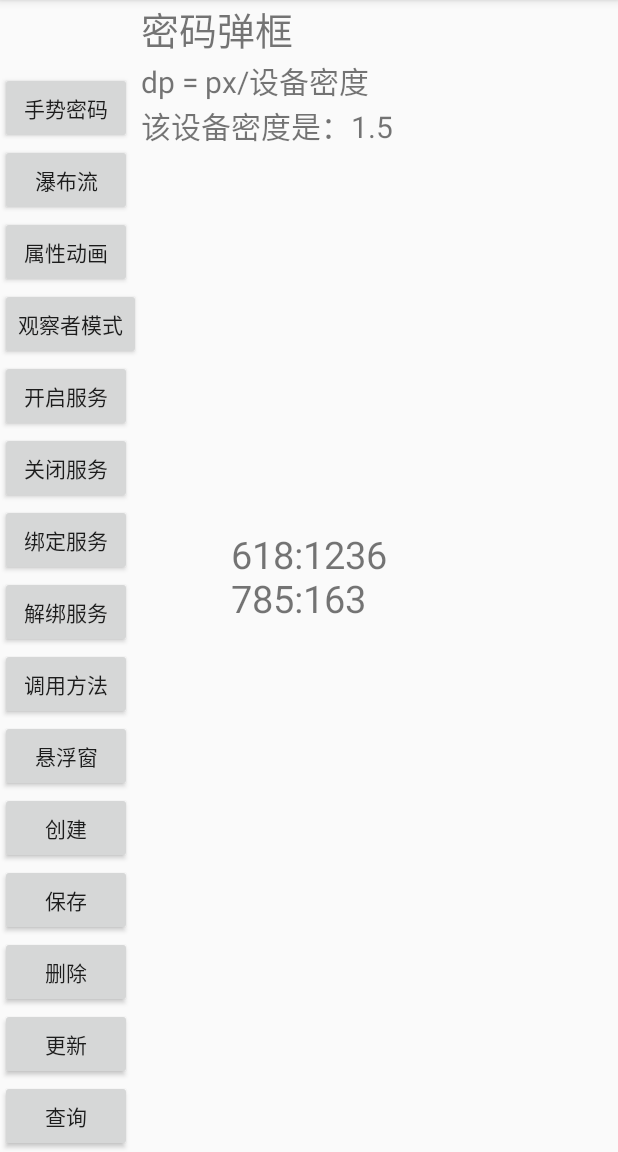
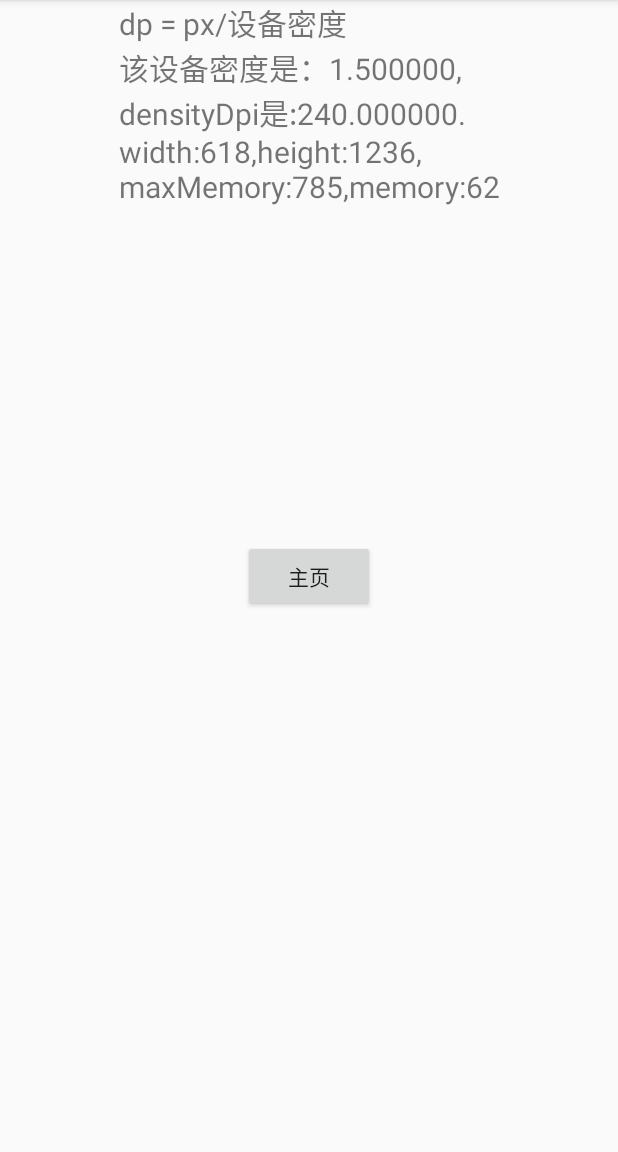
Before and after one commit to lgwguang/Test, an Android app: the screen it shows after launch (MainActivity before the commit, SpliashActivity after it), on a phone screen of 412 x 824 dp, the part 84-1236 px from its top. Run offline under Robolectric (Android 15) with nearby library versions, the phone set to English and light mode, and no system bars.

Commit message:
20180917

```diff
--- /dev/null
+++ b/app/src/main/java/com/example/a98611/test/BaseActivity.java
@@ -0,0 +1,19 @@
+package com.example.a98611.test;
+
+import android.content.Context;
+import android.os.Bundle;
+import android.support.annotation.Nullable;
+import android.support.v7.app.AppCompatActivity;
+import android.view.Window;
+
+public class BaseActivity extends AppCompatActivity {
+
+    protected Context mContext;
+
+    @Override
+    protected void onCreate(@Nullable Bundle savedInstanceState) {
+        super.onCreate(savedInstanceState);
+        requestWindowFeature(Window.FEATURE_NO_TITLE);
+        mContext = getApplicationContext();
+    }
+}
--- /dev/null
+++ b/app/src/main/java/com/example/a98611/test/SpliashActivity.java
@@ -0,0 +1,50 @@
+package com.example.a98611.test;
+
+import android.content.Context;
+import android.content.Intent;
+import android.os.Bundle;
+import android.util.DisplayMetrics;
+import android.view.Display;
+import android.view.View;
+import android.view.WindowManager;
+import android.widget.TextView;
+import android.widget.Toast;
+
+
+public class SpliashActivity extends BaseActivity {
+
+    @Override
+    protected void onCreate(Bundle savedInstanceState) {
+        super.onCreate(savedInstanceState);
+        setContentView(R.layout.activity_spliash);
+        DisplayMetrics dm = getResources().getDisplayMetrics();
+        float density = dm.density;
+        float densityDpi = dm.densityDpi;
+
+        WindowManager wm = (WindowManager) getSystemService(Context.WINDOW_SERVICE);
+        Display defaultDisplay = wm.getDefaultDisplay();
+        int width = defaultDisplay.getWidth();
+        int height = defaultDisplay.getHeight();
+
+        long maxMemory = Runtime.getRuntime().maxMemory();
+        long memory = Runtime.getRuntime().freeMemory();
+
+        Toast.makeText(this,"=====",Toast.LENGTH_SHORT).show();
+        Toast.makeText(this,"+++++",Toast.LENGTH_SHORT).show();
+
+
+        TextView tv_info = (TextView) findViewById(R.id.tv_info);
+        findViewById(R.id.btn_go).setOnClickListener(myListrner);
+        String info = String.format("dp = px/设备密度\n该设备密度是：%f,\ndensityDpi是:%f.\nwidth:%d,height:%d,\nmaxMemory:%d,memory:%d",
+                density,densityDpi,width,height,maxMemory / 1024 / 1024,memory / 1024 / 1024);
+        tv_info.setText(info);
+    }
+
+    public View.OnClickListener myListrner = new View.OnClickListener() {
+        @Override
+        public void onClick(View v) {
+            startActivity(new Intent(mContext,MainActivity.class));
+            finish();
+        }
+    };
+}
--- a/app/src/main/res/layout/activity_main.xml
+++ b/app/src/main/res/layout/activity_main.xml
@@ -6,15 +6,9 @@
     tools:context="com.example.a98611.test.MainActivity">
 
 
-    <LinearLayout
-        android:id="@+id/linearLayout"
-        android:layout_width="match_parent"
-        android:layout_height="wrap_content"
-        android:orientation="horizontal">
-
-        <ScrollView
+    <!--<ScrollView
         android:layout_width="wrap_content"
-            android:layout_height="wrap_content"
+        android:layout_height="match_parent"
         android:scrollbars="none">
 
         <LinearLayout
@@ -26,10 +20,9 @@
                 android:id="@+id/button"
                 android:layout_width="wrap_content"
                 android:layout_height="wrap_content"
-                    android:layout_below="@id/linearLayout"
                 android:onClick="doClick"
                 android:text="Button"
-                    android:visibility="invisible" />
+                android:visibility="visible" />
 
             <Button
                 android:id="@+id/button1"
@@ -144,16 +137,19 @@
                 android:layout_height="wrap_content"
                 android:onClick="doClick"
                 android:text="查询" />
+
             <Button
                 android:id="@+id/button16"
                 android:layout_width="wrap_content"
                 android:layout_height="wrap_content"
                 android:onClick="doClick"
                 android:text="复制数据库" />
+
             <EditText
                 android:id="@+id/et_input"
                 android:layout_width="match_parent"
                 android:layout_height="wrap_content" />
+
             <Button
                 android:id="@+id/button17"
                 android:layout_width="wrap_content"
@@ -161,38 +157,9 @@
                 android:onClick="doClick"
                 android:text="查询号码" />
         </LinearLayout>
-
-        </ScrollView>
-
-        <LinearLayout
-            android:layout_width="wrap_content"
-            android:layout_height="wrap_content"
-            android:orientation="vertical">
-
-            <TextView
-                android:id="@+id/tv"
+    </ScrollView>-->
+<android.support.v7.widget.RecyclerView
+    android:id="@+id/recyclerview"
     android:layout_width="match_parent"
-                android:layout_height="wrap_content"
-                android:onClick="click"
-                android:text="密码弹框"
-                android:textSize="25sp" />
-            <TextView
-                android:id="@+id/tv_density"
-                android:layout_width="match_parent"
-                android:layout_height="wrap_content"
-                android:text=""
-                android:textSize="20sp" />
-        </LinearLayout>
-
-
-    </LinearLayout>
-
-    <TextView
-        android:id="@+id/tv_dispaly"
-        android:layout_width="wrap_content"
-        android:layout_height="wrap_content"
-        android:layout_centerInParent="true"
-        android:onClick="click"
-        android:text=""
-        android:textSize="25sp" />
+    android:layout_height="match_parent"/>
 </RelativeLayout>
--- /dev/null
+++ b/app/src/main/res/layout/activity_spliash.xml
@@ -0,0 +1,29 @@
+<?xml version="1.0" encoding="utf-8"?>
+<android.support.constraint.ConstraintLayout xmlns:android="http://schemas.android.com/apk/res/android"
+    xmlns:app="http://schemas.android.com/apk/res-auto"
+    xmlns:tools="http://schemas.android.com/tools"
+    android:layout_width="match_parent"
+    android:layout_height="match_parent"
+    tools:context=".SpliashActivity">
+
+    <TextView
+        android:id="@+id/tv_info"
+        app:layout_constraintStart_toStartOf="parent"
+        app:layout_constraintEnd_toEndOf="parent"
+        android:layout_width="wrap_content"
+        android:layout_height="wrap_content"
+        android:textSize="20sp"
+        tools:text="像素密度"/>
+
+
+    <Button
+        android:id="@+id/btn_go"
+        app:layout_constraintTop_toTopOf="parent"
+        app:layout_constraintBottom_toBottomOf="parent"
+        app:layout_constraintLeft_toLeftOf="parent"
+        app:layout_constraintRight_toRightOf="parent"
+        android:layout_width="wrap_content"
+        android:layout_height="wrap_content"
+        android:text="主页"/>
+
+</android.support.constraint.ConstraintLayout>
--- a/myservice/build.gradle
+++ b/myservice/build.gradle
@@ -5,7 +5,7 @@ android {
     buildToolsVersion "25.0.2"
 
     defaultConfig {
-        minSdkVersion 11
+        minSdkVersion 15
         targetSdkVersion 25
         versionCode 1
         versionName "1.0"
```
Also changed, not shown: app/src/main/AndroidManifest.xml (+4 -3 lines), app/src/main/java/com/example/a98611/test/MainActivity.java (+213 -170 lines), app/src/main/java/com/example/a98611/test/MyObjectAnimation.java (+0 -6 lines), app/src/main/java/com/example/a98611/test/Utils/Utils.java (deleted, +0 -16 lines), app/src/main/res/layout/activity_object.xml (+12 -9 lines), app/src/main/res/layout/item_main.xml (added, +16 -0 lines). Lines whose indentation alone changed are shown as unchanged.
